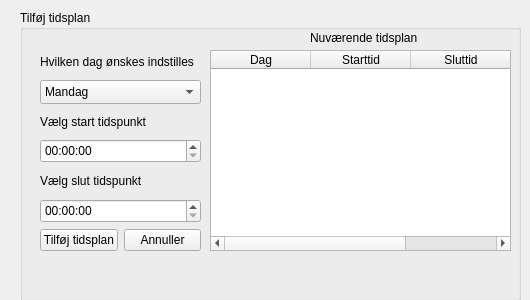
The window that HomeAutomation/addentry.ui (PRJ2GR15/Software-Design) describes before a commit, drawn with Qt 5.
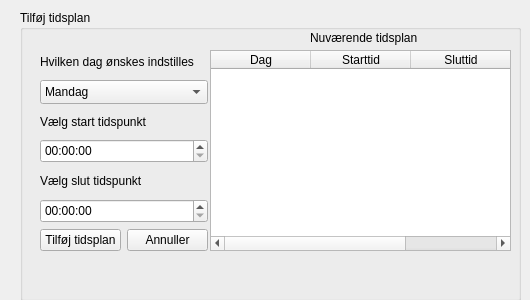
The same window after the commit.

Commit message: :8ball: :100:  :-----> Nikolai

```diff
--- a/HomeAutomation/addentry.ui
+++ b/HomeAutomation/addentry.ui
@@ -49,7 +49,7 @@
      <rect>
       <x>20</x>
       <y>40</y>
-      <width>161</width>
+      <width>168</width>
       <height>201</height>
      </rect>
     </property>
```
Left out of the diff: 4 changed lines with no effect on the pictures. The commit also changes 2 other files.
